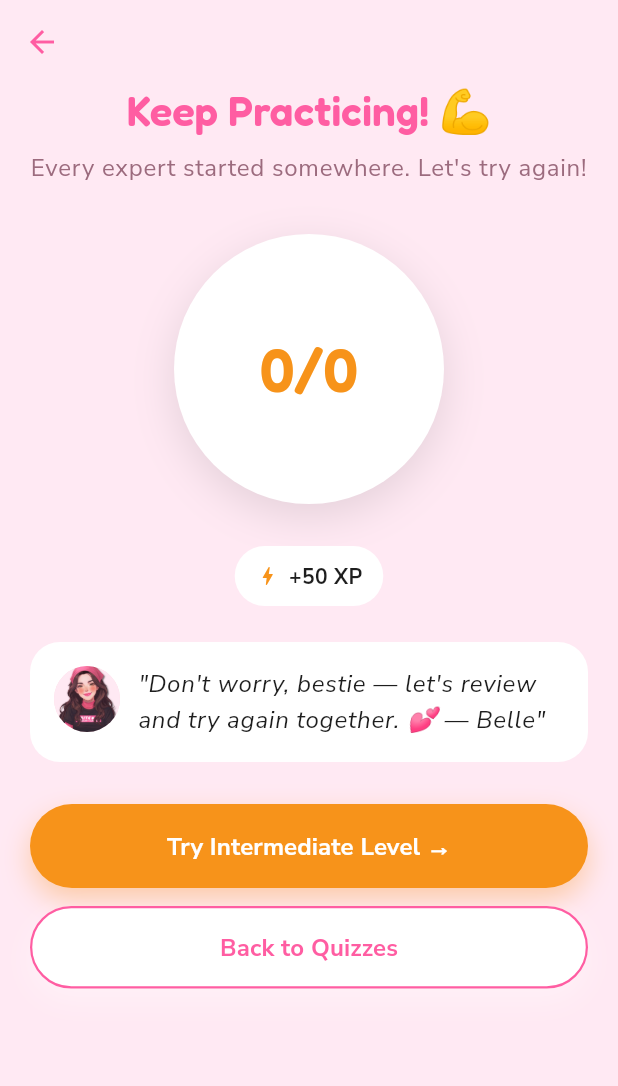
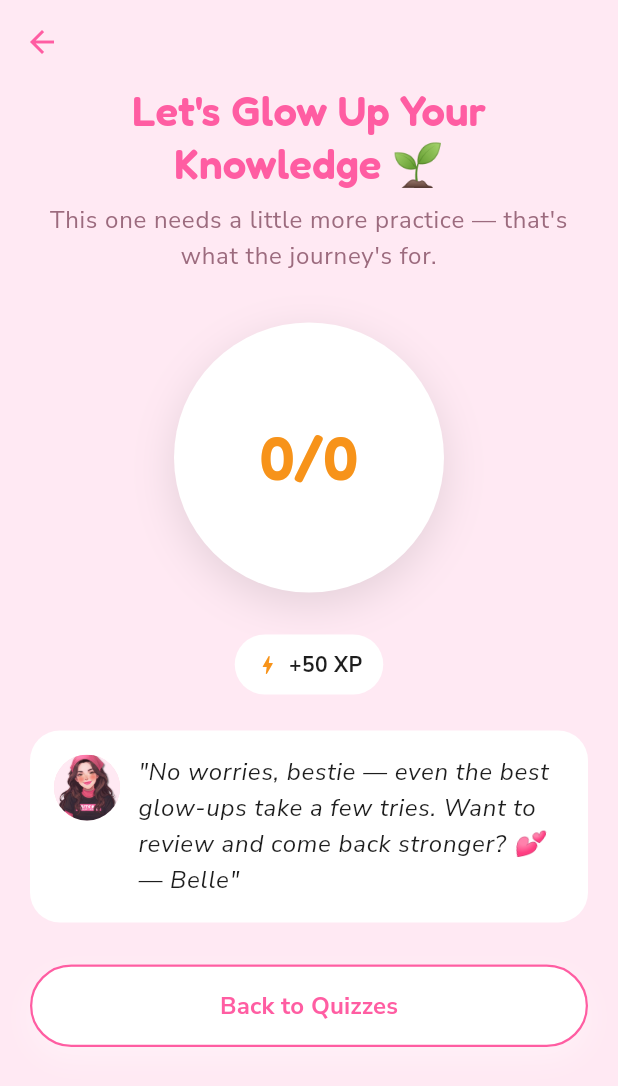
Before and after one commit to tricialinewberg/Bitcoin-Beauty-School, a Flutter app: the QuizResultScreen screen opened directly with empty values, on a phone screen of 412 x 824 dp. Shown: the top 1086 px of the screen. Run offline on Flutter 3.47's test engine with Material 3 defaults, Android fonts, the phone set to English and light mode, and no system bars; our stand-ins replace google_fonts.

Commit message:
Fix category card sizing, badge stagger, and result score gating
- Category cards now reserve a fixed 2-line height for the description
  (SizedBox + maxLines, not just minHeight), so Advanced's shorter
  description no longer renders a visibly shorter/differently-padded
  card than Beginner/Intermediate.
- Badge position now progresses left -> center -> right across
  Beginner -> Intermediate -> Advanced, instead of clustering near the
  same spot on all three.
- Result screen only unlocks "Try [Next Level]" at 8/10 or higher.
  6-7/10 gets a new "So Close!" tier (encouraging, no unlock); 0-5/10
  gets "Let's Glow Up Your Knowledge" (supportive, nudges toward
  review). Ring color now follows the same 8/10 pass line.

Added deterministic tests for both fixes: quiz_categories_screen_test
measures actual rendered card heights via keys rather than eyeballing,
and quiz_result_screen_test drives QuizResultScreen directly at fixed
scores (0, 5, 6, 7, 8, 10) to verify the tier copy and button gating
without relying on randomized quiz outcomes.

```diff
--- a/lib/screens/quiz/quiz_result_screen.dart
+++ b/lib/screens/quiz/quiz_result_screen.dart
@@ -19,6 +19,9 @@ class QuizResultScreen extends StatelessWidget {
 
   double get _percent => total == 0 ? 0 : score / total;
 
+  /// Only the passing tier (80%+) unlocks progression to the next level.
+  bool get _passed => _percent >= 0.8;
+
   ({String headline, String subtitle, String belleQuote}) get _copy {
     if (_percent == 1) {
       return (
@@ -27,24 +30,28 @@ class QuizResultScreen extends StatelessWidget {
         belleQuote: "I'm so proud of you! Ready for the next level? 💕",
       );
     }
-    if (_percent >= 0.8) {
+    if (_passed) {
       return (
         headline: "You're Glowing! ✨",
         subtitle: 'Almost perfect, bestie — you really know your stuff.',
         belleQuote: "I'm so proud of you! Ready for the next level? 💕",
       );
     }
-    if (_percent >= 0.5) {
+    if (_percent >= 0.6) {
       return (
-        headline: 'Nice Progress! 🌸',
-        subtitle: "Good start! A little more practice and you'll be glowing.",
+        headline: 'So Close! 💪',
+        subtitle:
+            "You're getting the hang of it — a bit more practice and "
+            "you'll ace it.",
         belleQuote: "You're getting there! I believe in you. 💪",
       );
     }
     return (
-      headline: 'Keep Practicing! 💪',
-      subtitle: "Every expert started somewhere. Let's try again!",
-      belleQuote: "Don't worry, bestie — let's review and try again together. 💕",
+      headline: "Let's Glow Up Your Knowledge 🌱",
+      subtitle: "This one needs a little more practice — that's what the "
+          "journey's for.",
+      belleQuote: "No worries, bestie — even the best glow-ups take a few "
+          'tries. Want to review and come back stronger? 💕',
     );
   }
 
@@ -60,10 +67,8 @@ class QuizResultScreen extends StatelessWidget {
   Widget build(BuildContext context) {
     final textTheme = Theme.of(context).textTheme;
     final copy = _copy;
-    final ringColor = _percent >= 0.5
-        ? AppColors.successGlow
-        : AppColors.bitcoinOrange;
-    final next = difficulty.next;
+    final ringColor = _passed ? AppColors.successGlow : AppColors.bitcoinOrange;
+    final next = _passed ? difficulty.next : null;
 
     return Scaffold(
       backgroundColor: AppColors.softBabyPink,
@@ -126,7 +131,7 @@ class QuizResultScreen extends StatelessWidget {
                   label: '+50 XP',
                   labelColor: AppColors.shadowWalletGray,
                 ),
-                if (_percent >= 0.8) ...[
+                if (_passed) ...[
                   const SizedBox(width: 12),
                   const _ResultChip(
                     icon: Icons.emoji_events_rounded,
```
Also changed, not shown: lib/screens/quiz/quiz_categories_screen.dart (+20 -5 lines), 3 other files.
